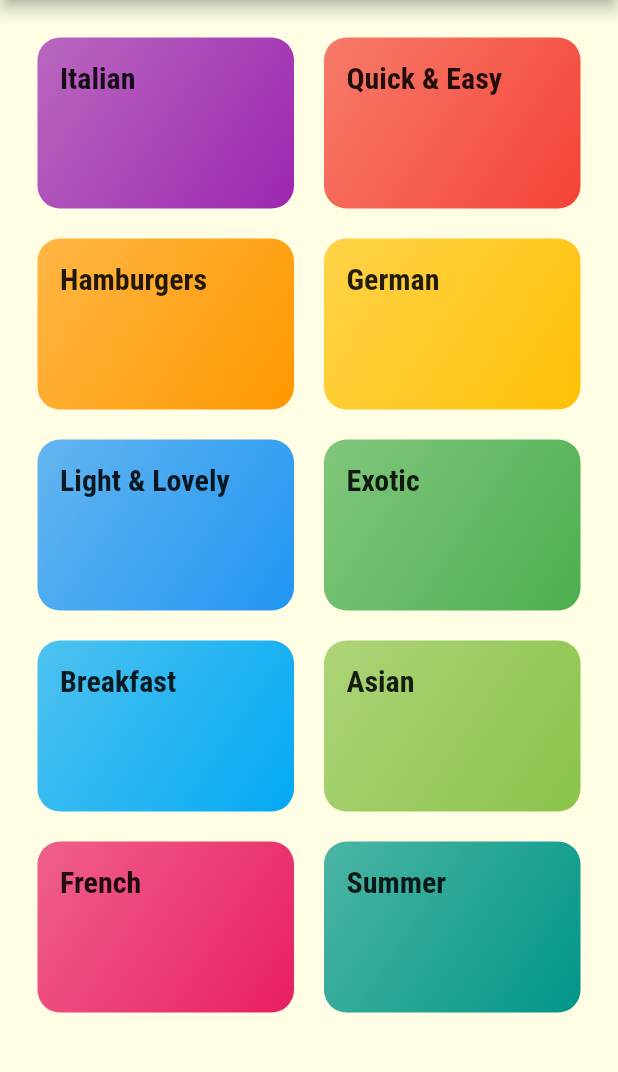
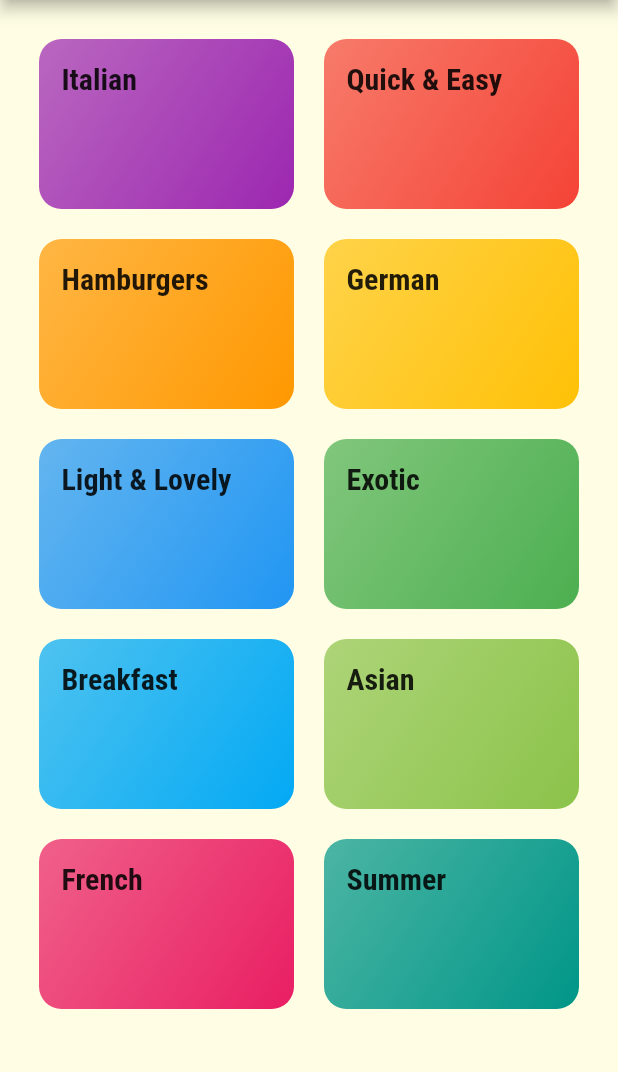
Before and after one commit to ArslanAshraf462/MealApp, a Flutter app: the screen it shows after launch, on a phone screen of 412 x 824 dp, the part 84-1156 px from its top. Run offline on Flutter 3.47's test engine with Material 2 defaults, Android fonts, the phone set to English and light mode, and no system bars.

Commit message:
Catagories: Added -> constant

```diff
--- a/lib/categories_screen.dart
+++ b/lib/categories_screen.dart
@@ -12,8 +12,8 @@ class CategoriesScreen extends StatelessWidget {
         title: const Text('DeliMeal'),
       ),
       body: GridView(
-        padding: EdgeInsets.all(25.0),
-      gridDelegate: SliverGridDelegateWithMaxCrossAxisExtent(
+        padding: const EdgeInsets.all(26.0),
+      gridDelegate: const SliverGridDelegateWithMaxCrossAxisExtent(
         maxCrossAxisExtent: 200.0,
         childAspectRatio: 3/2,
         crossAxisSpacing: 20.0,
```
